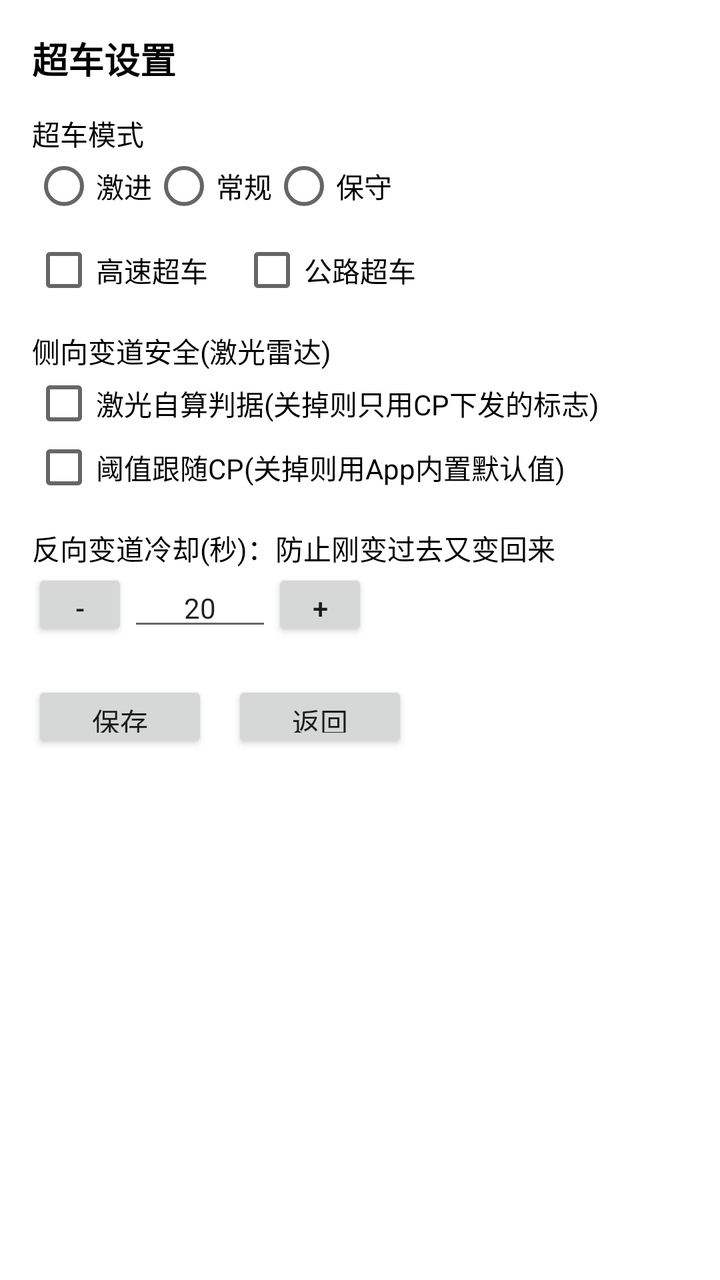
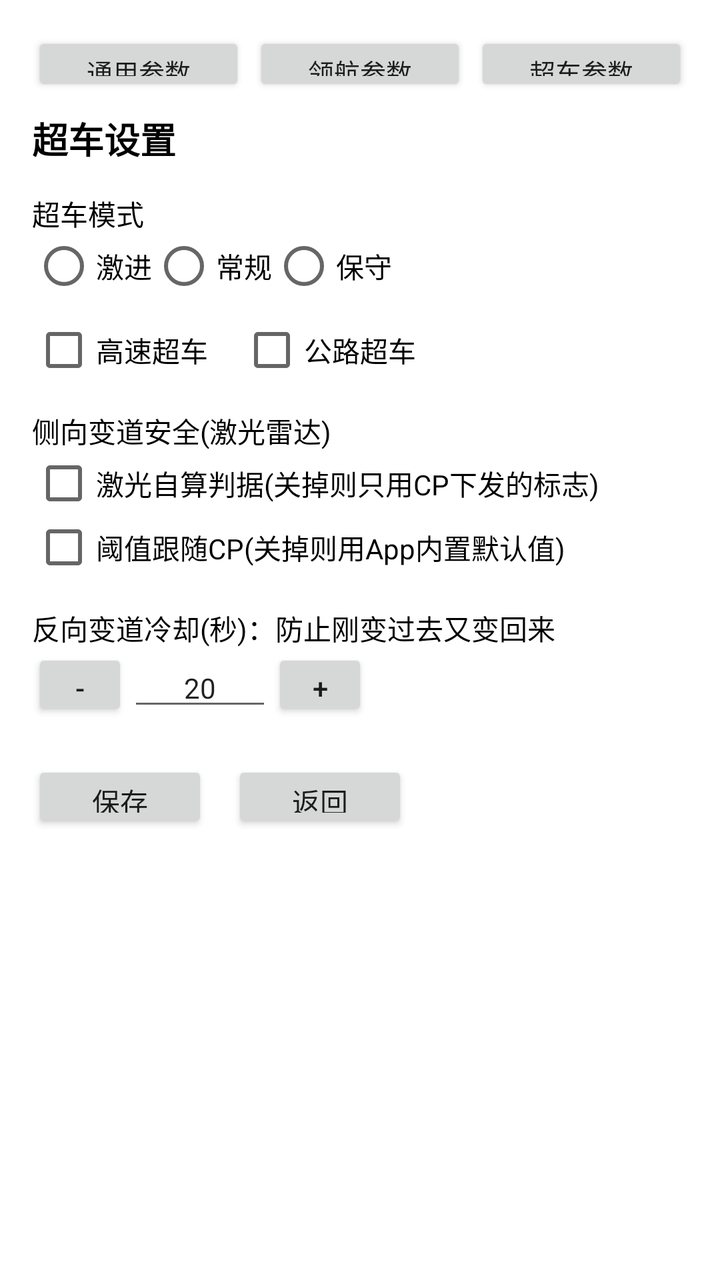

Before-and-after screenshots of an Android layout around one commit, followed by the original layout XML and the change that was made.
<!-- AndroidManifest.xml: activity theme Theme.AppCompat.Light.NoActionBar -->
<!-- res/layout/activity_overtake_setting.xml -->
<?xml version="1.0" encoding="utf-8"?>
<ScrollView xmlns:android="http://schemas.android.com/apk/res/android"
    android:layout_width="match_parent"
    android:layout_height="match_parent"
    android:background="#FFFFFF">

    <LinearLayout
        android:layout_width="match_parent"
        android:layout_height="wrap_content"
        android:orientation="vertical"
        android:padding="16dp">

        <TextView
            android:layout_width="wrap_content"
            android:layout_height="wrap_content"
            android:text="超车设置"
            android:textSize="18sp"
            android:textStyle="bold"
            android:textColor="#000000" />

        <TextView
            android:layout_width="wrap_content"
            android:layout_height="wrap_content"
            android:layout_marginTop="14dp"
            android:text="超车模式"
            android:textSize="14sp"
            android:textColor="#000000" />

        <RadioGroup
            android:id="@+id/rgOvertakeSettingMode"
            android:layout_width="match_parent"
            android:layout_height="wrap_content"
            android:orientation="horizontal">

            <RadioButton
                android:id="@+id/rbOvertakeSettingFastMode"
                android:layout_width="wrap_content"
                android:layout_height="wrap_content"
                android:text="激进"
                android:textSize="14sp"
                android:textColor="#000000" />

            <RadioButton
                android:id="@+id/rbOvertakeSettingNormalMode"
                android:layout_width="wrap_content"
                android:layout_height="wrap_content"
                android:text="常规"
                android:textSize="14sp"
                android:textColor="#000000" />

            <RadioButton
                android:id="@+id/rbOvertakeSettingSlowMode"
                android:layout_width="wrap_content"
                android:layout_height="wrap_content"
                android:text="保守"
                android:textSize="14sp"
                android:textColor="#000000" />
        </RadioGroup>

        <LinearLayout
            android:layout_width="match_parent"
            android:layout_height="wrap_content"
            android:layout_marginTop="10dp"
            android:orientation="horizontal">

            <CheckBox
                android:id="@+id/cbOvertakeSettingHighway"
                android:layout_width="wrap_content"
                android:layout_height="wrap_content"
                android:text="高速超车"
                android:textSize="14sp"
                android:textColor="#000000"
                android:padding="0dp" />

            <CheckBox
                android:id="@+id/cbOvertakeSettingRoad"
                android:layout_width="wrap_content"
                android:layout_height="wrap_content"
                android:layout_marginStart="16dp"
                android:text="公路超车"
                android:textSize="14sp"
                android:textColor="#000000"
                android:padding="0dp" />
        </LinearLayout>

        <TextView
            android:layout_width="wrap_content"
            android:layout_height="wrap_content"
            android:layout_marginTop="14dp"
            android:text="侧向变道安全(激光雷达)"
            android:textSize="14sp"
            android:textColor="#000000" />

        <CheckBox
            android:id="@+id/cbOvertakeSettingLidarSelfCheck"
            android:layout_width="wrap_content"
            android:layout_height="wrap_content"
            android:text="激光自算判据(关掉则只用CP下发的标志)"
            android:textSize="14sp"
            android:textColor="#000000"
            android:padding="0dp" />

        <CheckBox
            android:id="@+id/cbOvertakeSettingThreshFollowCp"
            android:layout_width="wrap_content"
            android:layout_height="wrap_content"
            android:text="阈值跟随CP(关掉则用App内置默认值)"
            android:textSize="14sp"
            android:textColor="#000000"
            android:padding="0dp" />

        <TextView
            android:layout_width="wrap_content"
            android:layout_height="wrap_content"
            android:layout_marginTop="14dp"
            android:text="反向变道冷却(秒)：防止刚变过去又变回来"
            android:textSize="14sp"
            android:textColor="#000000" />

        <LinearLayout
            android:layout_width="wrap_content"
            android:layout_height="wrap_content"
            android:orientation="horizontal">

            <Button
                android:id="@+id/btnMinusReverseCooldown"
                android:layout_width="48dp"
                android:layout_height="36dp"
                android:text="-"
                android:textSize="14sp" />

            <EditText
                android:id="@+id/etReverseCooldown"
                android:layout_width="72dp"
                android:layout_height="36dp"
                android:inputType="number"
                android:gravity="center"
                android:text="20"
                android:textSize="14sp" />

            <Button
                android:id="@+id/btnPlusReverseCooldown"
                android:layout_width="48dp"
                android:layout_height="36dp"
                android:text="+"
                android:textSize="14sp" />
        </LinearLayout>

        <LinearLayout
            android:layout_width="match_parent"
            android:layout_height="wrap_content"
            android:layout_marginTop="20dp"
            android:orientation="horizontal">

            <Button
                android:id="@+id/btnSaveOvertakeSetting"
                android:layout_width="wrap_content"
                android:layout_height="36dp"
                android:text="保存"
                android:textSize="14sp" />

            <Button
                android:id="@+id/btnCancelOvertakeSetting"
                android:layout_width="wrap_content"
                android:layout_height="36dp"
                android:layout_marginStart="12dp"
                android:text="返回"
                android:textSize="14sp" />
        </LinearLayout>

    </LinearLayout>
</ScrollView>
<!-- resources referenced by this layout -->
<resources>

</resources>

<!-- the commit's change to res/layout/activity_overtake_setting.xml (unified diff, before → after) -->
@@ -10,6 +10,46 @@
         android:orientation="vertical"
         android:padding="16dp">
 
+        
+        <LinearLayout
+            android:layout_width="match_parent"
+            android:layout_height="wrap_content"
+            android:orientation="horizontal"
+            android:layout_marginBottom="8dp">
+
+            <Button
+                android:id="@+id/btnGotoGeneral"
+                android:layout_width="0dp"
+                android:layout_height="32dp"
+                android:layout_weight="1"
+                android:minHeight="0dp"
+                android:minWidth="0dp"
+                android:text="通用参数"
+                android:textSize="13sp" />
+
+            <Button
+                android:id="@+id/btnGotoNav"
+                android:layout_width="0dp"
+                android:layout_height="32dp"
+                android:layout_weight="1"
+                android:layout_marginStart="4dp"
+                android:minHeight="0dp"
+                android:minWidth="0dp"
+                android:text="领航参数"
+                android:textSize="13sp" />
+
+            <Button
+                android:id="@+id/btnGotoOvertake"
+                android:layout_width="0dp"
+                android:layout_height="32dp"
+                android:layout_weight="1"
+                android:layout_marginStart="4dp"
+                android:minHeight="0dp"
+                android:minWidth="0dp"
+                android:text="超车参数"
+                android:textSize="13sp" />
+        </LinearLayout>
+
         <TextView
             android:layout_width="wrap_content"
             android:layout_height="wrap_content"
